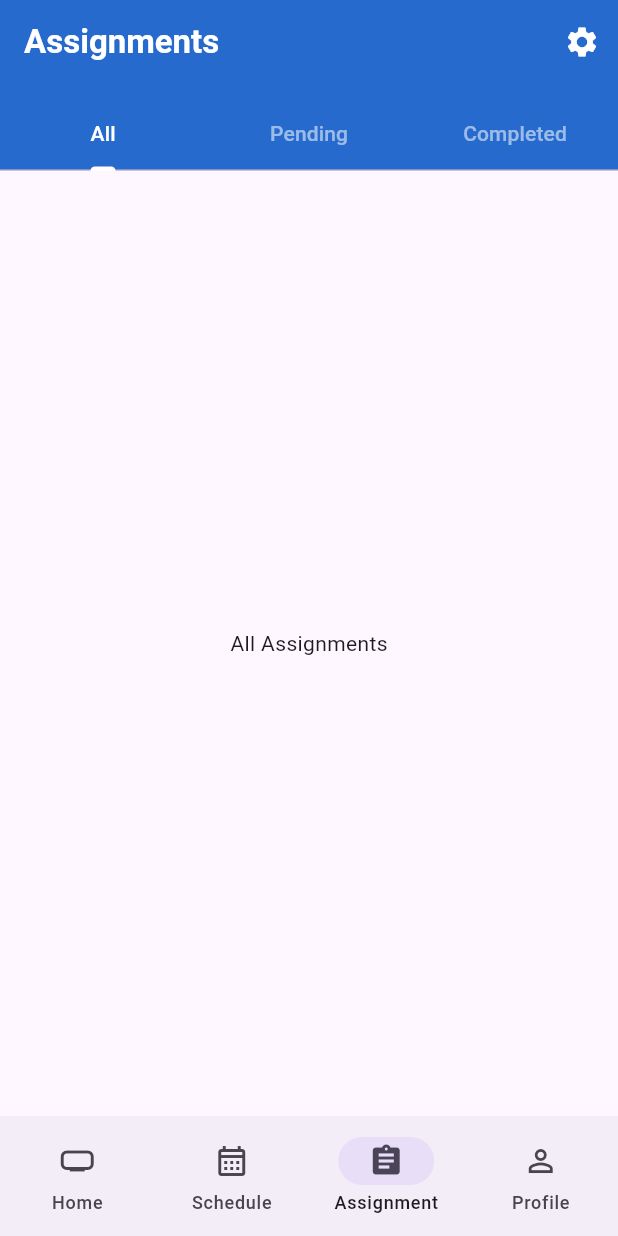
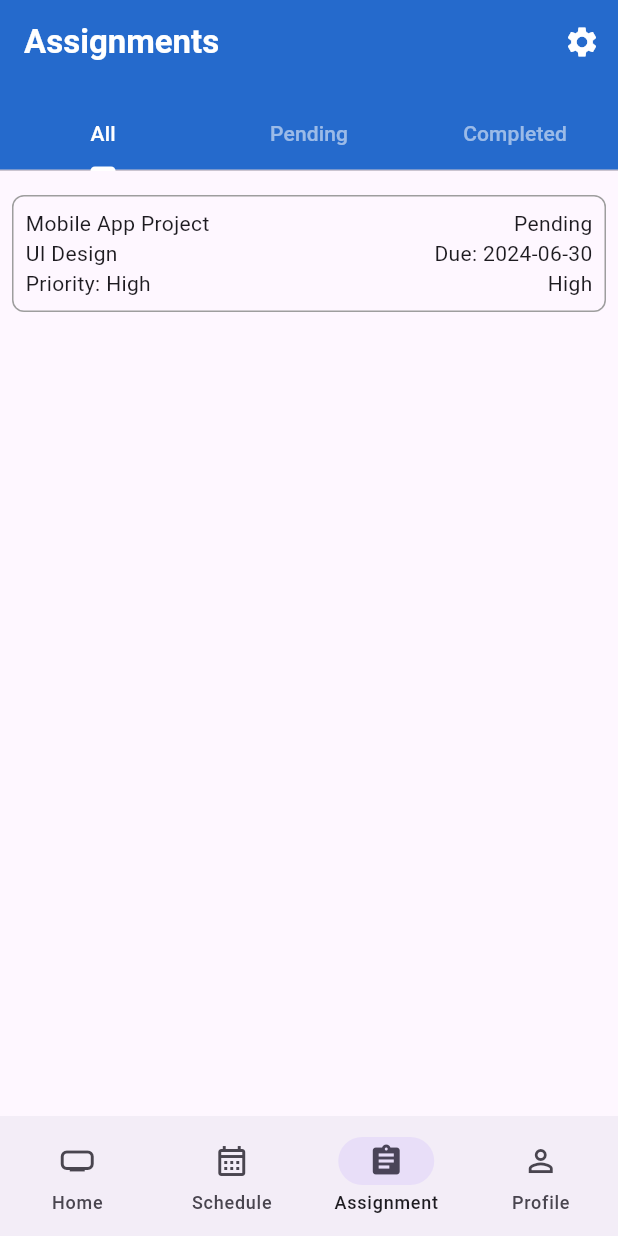
Before and after one commit to ahishakiyeyv/PlannApp, a Flutter app: the screen it shows after launch, item 3 of the bottom bar chosen, on a phone screen of 412 x 824 dp. Run offline on Flutter 3.47's test engine with Material 3 defaults, Android fonts, the phone set to English and light mode, and no system bars.

Commit message:
container added

```diff
--- a/lib/features/assignment/assignment_screen.dart
+++ b/lib/features/assignment/assignment_screen.dart
@@ -34,8 +34,43 @@ class AssignmentScreen extends StatelessWidget {
             ],),
           ),
         ),
-        body: const TabBarView(children: [
-          Center(child: Text('All Assignments')),
+        body: TabBarView(children: [
+          Column(
+            children: [
+              Container(
+                margin: EdgeInsets.only(top: 16.0, bottom: 16.0, right: 8.0, left: 8.0),
+                decoration: BoxDecoration(
+                  border: Border.all(width: 1.0, color: Colors.grey),
+                  borderRadius: BorderRadius.circular(8.0),
+                ),
+                child: Padding(
+                  padding: EdgeInsets.all(8.0),
+                  child:
+                  Row(
+                    mainAxisAlignment: MainAxisAlignment.spaceBetween,
+                    children: [
+                      Column(
+                        crossAxisAlignment: CrossAxisAlignment.start,
+                        children: [
+                          Text('Mobile App Project'),
+                          Text('UI Design'),
+                          Text('Priority: High'),
+                        ],
+                      ),
+                      Column(
+                        crossAxisAlignment: CrossAxisAlignment.end,
+                        children: [
+                          Text('Pending'),
+                          Text('Due: 2024-06-30'),
+                          Text('High'),
+                        ],
+                      ),
+                    ],
+                  ),
+                ),
+              ),
+            ],
+          ),
           Center(child: Text('Pending Assignments')),
           Center(child: Text('Completed Assignments')),
         ],
```
